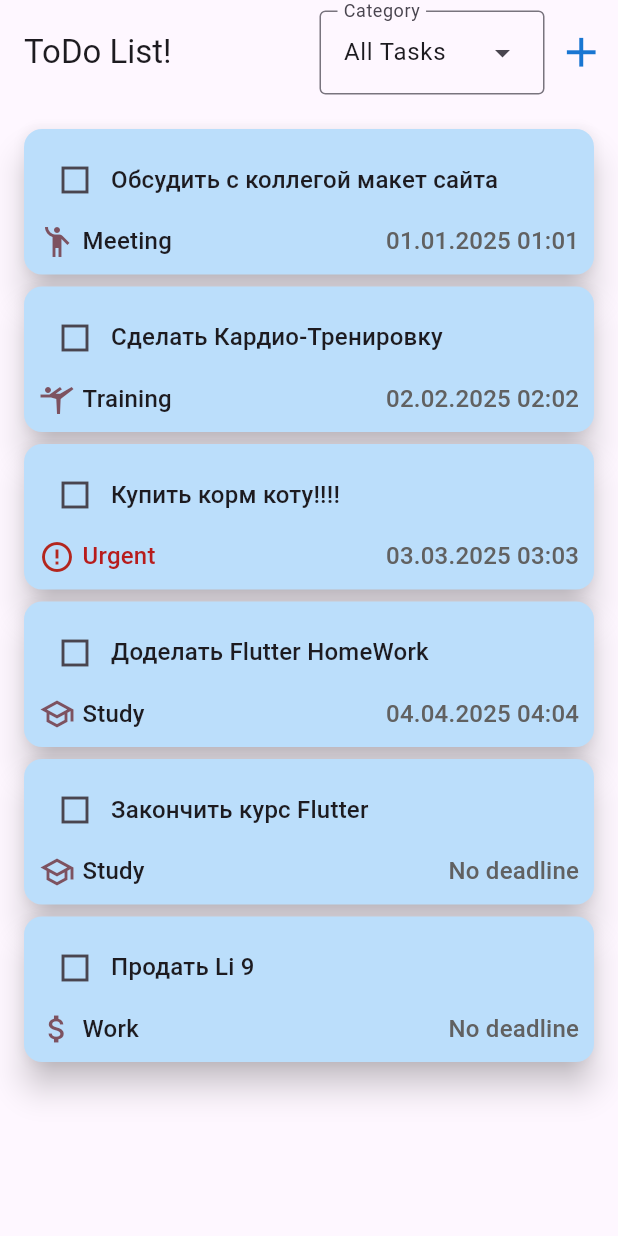
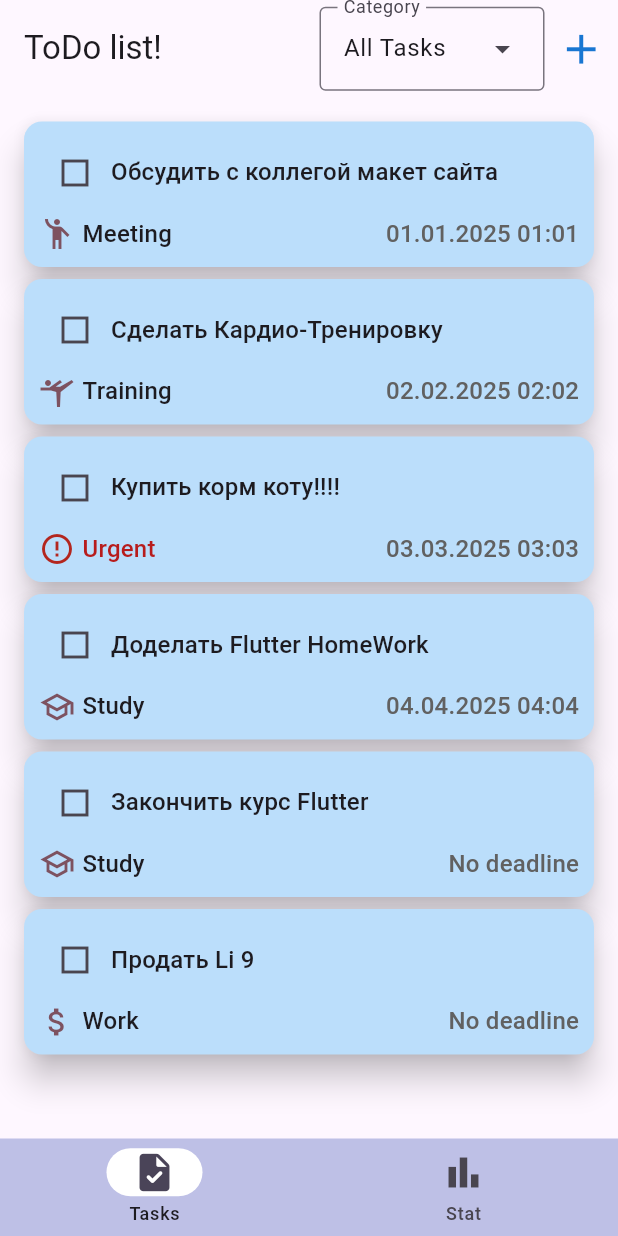
Before and after one commit to Flutter007/hw26, a Flutter app: the screen it shows after launch, on a phone screen of 412 x 824 dp. Run offline on Flutter 3.47's test engine with Material 3 defaults, Android fonts, the phone set to English and light mode, and no system bars; drawn by our look-alikes of flutter_slidable.

Commit message:
Added Navigator Bar in the App,created new Screen for Chart

```diff
--- a/lib/hw26.dart
+++ b/lib/hw26.dart
@@ -1,5 +1,7 @@
 import 'package:flutter/material.dart';
+import 'package:hw26/model/destination.dart';
 import 'package:hw26/model/task.dart';
+import 'package:hw26/screens/statistic_screen.dart';
 import 'package:hw26/screens/todo_screen.dart';
 import 'package:hw26/widget/add_task.dart';
 
@@ -15,7 +17,7 @@ class Hw26 extends StatefulWidget {
 class _Hw26State extends State<Hw26> {
   bool isDoneInTime = false;
   String? selectedInfoCategory = 'all_tasks';
-
+  int currentIndex = 0;
   List<Task> tasks = [
     Task(
       title: 'Продать Li 9',
@@ -120,27 +122,31 @@ class _Hw26State extends State<Hw26> {
     );
   }
 
-  @override
-  Widget build(BuildContext context) {
-    tasks.sort((a, b) {
-      if (a.deadLine == null && b.deadLine == null) {
-        return a.title.compareTo(b.title);
-      } else if (a.deadLine == null) {
-        return 1;
-      } else if (b.deadLine == null) {
-        return -1;
-      } else {
-        return a.deadLine!.compareTo(b.deadLine!);
-      }
+  void updateIndex(int index) {
+    setState(() {
+      currentIndex = index;
     });
+  }
 
-    return Scaffold(
-      appBar: AppBar(
-        toolbarHeight: 70,
-        title: Text(
-          'ToDo List!',
+  List<Destination> get destinations {
+    return [
+      Destination(
+        screenTitle: Text('ToDo list!'),
+        screen: TodoScreen(
+          tasks: (selectedInfoCategory == 'all_tasks')
+              ? tasks
+              : tasks
+                  .where(
+                    (task) => task.categoryId == selectedInfoCategory,
+                  )
+                  .toList(),
+          checkTask: changeCondition,
+          deleteTask: deleteTask,
+          checkDeadLine: checkDeadLine,
+          onTaskEdited: openEditTaskSheet,
+          isDoneInTime: isDoneInTime,
         ),
-        actions: [
+        appBarActions: [
           DropdownMenu(
             initialSelection: selectedInfoCategory,
             width: 150,
@@ -163,23 +169,65 @@ class _Hw26State extends State<Hw26> {
               color: Colors.blue.shade700,
               size: 33,
             ),
-          )
+          ),
         ],
+        navLabel: 'Tasks',
+        navIcon: Icons.task_outlined,
+        navSelectedIcon: Icons.task_rounded,
       ),
-      body: TodoScreen(
-        tasks: (selectedInfoCategory == 'all_tasks')
-            ? tasks
-            : tasks
-                .where(
-                  (task) => task.categoryId == selectedInfoCategory,
-                )
-                .toList(),
-        checkTask: changeCondition,
-        deleteTask: deleteTask,
-        checkDeadLine: checkDeadLine,
-        onTaskEdited: openEditTaskSheet,
-        isDoneInTime: isDoneInTime,
-      ),
-    );
+      Destination(
+        screenTitle: Text('Statistics!'),
+        screen: StatisticScreen(tasks: tasks),
+        navLabel: 'Stat',
+        navIcon: Icons.bar_chart,
+        navSelectedIcon: Icons.bar_chart_outlined,
+      )
+    ];
+  }
+
+  @override
+  Widget build(BuildContext context) {
+    tasks.sort((a, b) {
+      if (a.deadLine == null && b.deadLine == null) {
+        return a.title.compareTo(b.title);
+      } else if (a.deadLine == null) {
+        return 1;
+      } else if (b.deadLine == null) {
+        return -1;
+      } else {
+        return a.deadLine!.compareTo(b.deadLine!);
+      }
+    });
+    final destination = destinations[currentIndex];
+
+    return Scaffold(
+        appBar: AppBar(
+          toolbarHeight: 65,
+          title: destination.screenTitle,
+          actions: destination.appBarActions,
+        ),
+        bottomNavigationBar: NavigationBar(
+          backgroundColor: Colors.indigo.withAlpha(85),
+          indicatorColor: Colors.white,
+          selectedIndex: currentIndex,
+          height: 65,
+          onDestinationSelected: updateIndex,
+          destinations: destinations
+              .map(
+                (destination) => NavigationDestination(
+                  icon: Icon(
+                    destination.navIcon,
+                    size: 30,
+                  ),
+                  label: destination.navLabel,
+                  selectedIcon: Icon(
+                    destination.navSelectedIcon,
+                    size: 30,
+                  ),
+                ),
+              )
+              .toList(),
+        ),
+        body: destination.screen);
   }
 }
--- /dev/null
+++ b/lib/model/destination.dart
@@ -0,0 +1,19 @@
+import 'package:flutter/material.dart';
+
+class Destination {
+  final Widget screenTitle;
+  final String navLabel;
+  final IconData navIcon;
+  final IconData? navSelectedIcon;
+  final List<Widget>? appBarActions;
+  final Widget screen;
+
+  Destination({
+    required this.screenTitle,
+    required this.screen,
+    required this.navLabel,
+    required this.navIcon,
+    this.navSelectedIcon,
+    this.appBarActions,
+  });
+}
--- /dev/null
+++ b/lib/screens/statistic_screen.dart
@@ -0,0 +1,12 @@
+import 'package:flutter/material.dart';
+import 'package:hw26/model/task.dart';
+
+class StatisticScreen extends StatelessWidget {
+  final List<Task> tasks;
+  const StatisticScreen({super.key, required this.tasks});
+
+  @override
+  Widget build(BuildContext context) {
+    return const Placeholder();
+  }
+}
```
